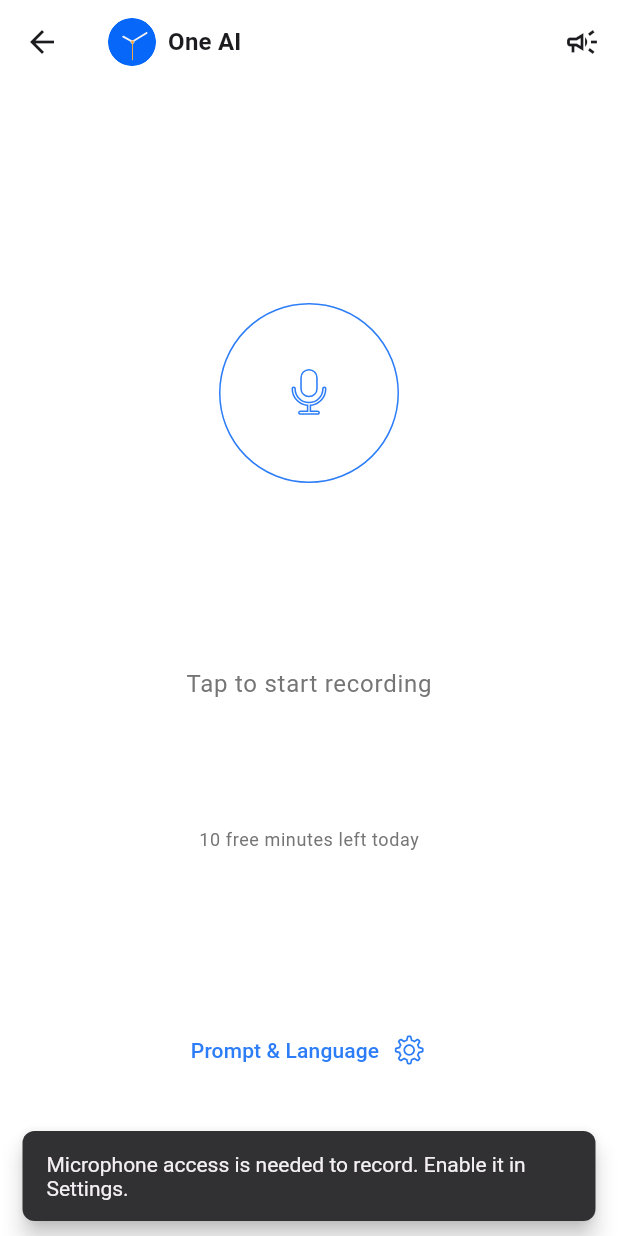
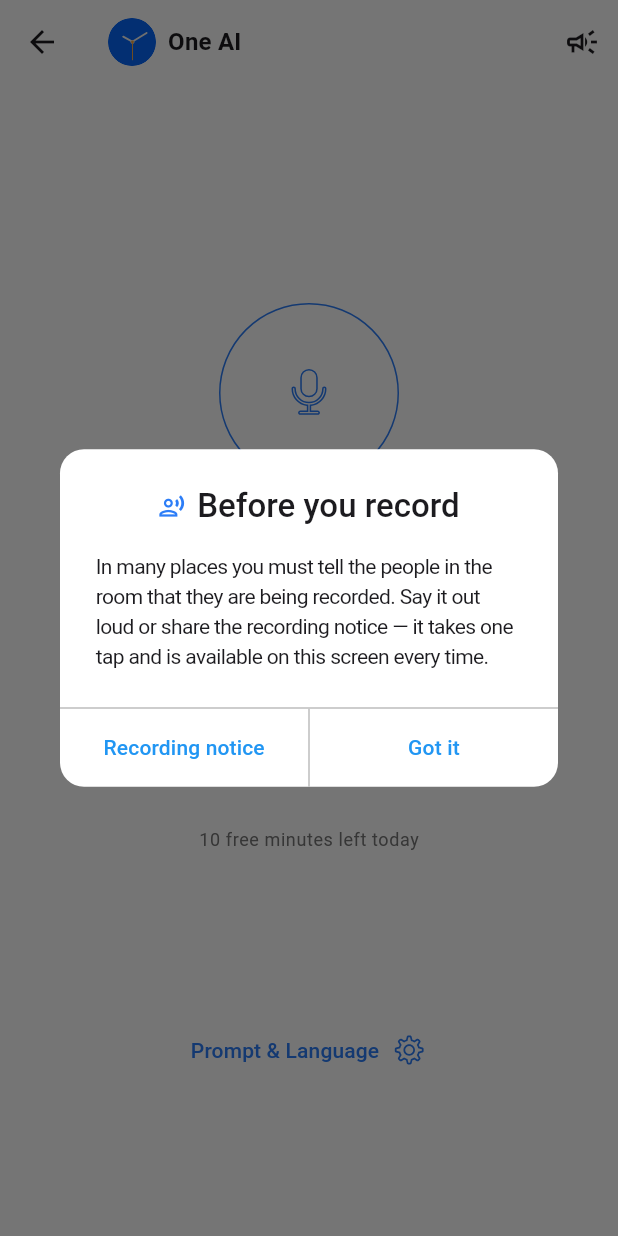
Before and after one commit to doxuto/oneai, a Flutter app: the RecordAudioScreen screen opened by its route, after a tap on an icon or button, on a phone screen of 412 x 824 dp. Run offline on Flutter 3.47's test engine with Material 3 defaults, Android fonts, the phone set to English and light mode, and no system bars; our stand-ins replace bloc, cloud_firestore, cloud_functions, connectivity_plus, dio, file_picker and 22 more; missing offline and left inert: add_2_calendar, app_tracking_transparency, appsflyer_sdk, firebase_app_check, flutter_foreground_task, purchases_flutter and 3 more; accounts and stored records are empty; generated files the repository leaves out were written again; network calls fail; statements that could not run were skipped.

Commit message:
[feat][app] Consent reminder before the first recording (S11-12); multi-file share handled one at a time with a Home banner (S11-06b)

```diff
--- a/App/oneai_v2/lib/app.dart
+++ b/App/oneai_v2/lib/app.dart
@@ -43,9 +43,9 @@ class OneAiApp extends ConsumerWidget {
     // share is parked first so it survives the sign-in redirect: UploadFileScreen
     // takes it from the provider when it finally opens.
     ref.listen(incomingShareProvider, (_, next) {
-      final share = next.valueOrNull;
-      if (share == null) return;
-      ref.read(pendingIncomingShareProvider.notifier).set(share);
+      final shares = next.valueOrNull;
+      if (shares == null || shares.isEmpty) return;
+      ref.read(pendingIncomingSharesProvider.notifier).addAll(shares);
       router.push(Routes.uploadFile);
     });
 
--- a/App/oneai_v2/lib/core/l10n/app_en.arb
+++ b/App/oneai_v2/lib/core/l10n/app_en.arb
@@ -703,5 +703,13 @@
   "askAllExample2": "Open action items for me",
   "askAllExample3": "Summarize this month's meetings",
   "newConversation": "New conversation",
-  "recordingInProgress": "Recording in progress"
+  "recordingInProgress": "Recording in progress",
+  "consentTitle": "Before you record",
+  "consentBody": "In many places you must tell the people in the room that they are being recorded. Say it out loud or share the recording notice — it takes one tap and is available on this screen every time.",
+  "gotIt": "Got it",
+  "moreSharedFilesWaiting": "{count, plural, =1{1 more shared file is waiting — it opens here after this one.} other{{count} more shared files are waiting — they open here one at a time.}}",
+  "sharedFilesWaiting": "{count, plural, =1{1 file shared from another app is waiting} other{{count} files shared from another app are waiting}}",
+  "continueLabel": "Continue",
+  "@moreSharedFilesWaiting": {"placeholders": {"count": {"type": "int"}}},
+  "@sharedFilesWaiting": {"placeholders": {"count": {"type": "int"}}}
 }
--- /dev/null
+++ b/App/oneai_v2/lib/features/transcription/consent_notice.dart
@@ -0,0 +1,22 @@
+import 'package:shared_preferences/shared_preferences.dart';
+
+/// S11-12 — one-time reminder before the first recording: many places require
+/// telling the other people they are being recorded. Shown once per device;
+/// the share-a-notice button on the record screen stays for every later time.
+class ConsentNotice {
+  static const key = 'RECORDING_CONSENT_ACK_V2';
+
+  static Future<bool> isAcknowledged() async {
+    try {
+      return (await SharedPreferences.getInstance()).getBool(key) ?? false;
+    } on Object catch (_) {
+      return true; // never block a recording on a preferences failure
+    }
+  }
+
+  static Future<void> acknowledge() async {
+    try {
+      await (await SharedPreferences.getInstance()).setBool(key, true);
+    } on Object catch (_) {}
+  }
+}
--- a/App/oneai_v2/lib/features/transcription/record_audio_screen.dart
+++ b/App/oneai_v2/lib/features/transcription/record_audio_screen.dart
@@ -14,6 +14,7 @@ import 'package:one_ai/core/widgets/app_snack.dart';
 import 'package:one_ai/core/widgets/styled_dialog.dart';
 import 'package:one_ai/features/credits/credit_gate_ui.dart';
 import 'package:one_ai/features/settings/language_settings.dart';
+import 'package:one_ai/features/transcription/consent_notice.dart';
 import 'package:one_ai/features/transcription/new_minute_request_builder.dart';
 import 'package:one_ai/features/transcription/prompt_language_sheet.dart';
 import 'package:one_ai/features/billing/entitlement.dart';
@@ -73,6 +74,32 @@ class _RecordAudioScreenState extends ConsumerState<RecordAudioScreen> with Sing
     ref.read(recorderProvider.notifier)
       ..notificationTitle = l10n.appName
       ..notificationText = l10n.recordingInProgress;
+  }
+
+  /// First recording on this device: a one-time consent reminder (S11-12).
+  /// "Got it" starts the recording; "Share notice" opens the share sheet first.
+  Future<bool> _consentOk() async {
+    if (await ConsentNotice.isAcknowledged()) return true;
+    if (!mounted) return false;
+    final l10n = context.l10n;
+    final ok = await showDialog<bool>(
+      context: context,
+      builder: (ctx) => StyledDialog(
+        title: l10n.consentTitle,
+        titleIcon: Icon(Icons.record_voice_over_outlined, size: 18, color: ctx.colorScheme.primary),
+        content: Text(l10n.consentBody, style: ctx.textTheme.bodyMedium),
+        confirmLabel: l10n.gotIt,
+        onConfirm: () => Navigator.of(ctx).pop(true),
+        cancelLabel: l10n.recordingNotice,
+        onCancel: () async {
+          Navigator.of(ctx).pop(true);
+          await SharePlus.instance.share(ShareParams(text: l10n.recordingNoticeText, subject: l10n.recordingNotice));
+        },
+      ),
+    );
+    if (ok != true) return false;
+    await ConsentNotice.acknowledge();
+    return true;
   }
 
   Future<void> _transcribe() async {
@@ -189,6 +216,7 @@ class _RecordAudioScreenState extends ConsumerState<RecordAudioScreen> with Sing
                             GestureDetector(
                               onTap: () async {
                                 await HapticFeedback.lightImpact();
+                                if (isInitial && !await _consentOk()) return;
                                 await ref.read(recorderProvider.notifier).toggle();
                               },
                               child: Container(
--- a/App/oneai_v2/lib/features/transcription/upload_file_screen.dart
+++ b/App/oneai_v2/lib/features/transcription/upload_file_screen.dart
@@ -37,7 +37,7 @@ class _UploadFileScreenState extends ConsumerState<UploadFileScreen> {
   void initState() {
     super.initState();
     // A share that waited through sign-in (app.dart parks it) is consumed once.
-    _shared = widget.sharedFile ?? ref.read(pendingIncomingShareProvider.notifier).take();
+    _shared = widget.sharedFile ?? ref.read(pendingIncomingSharesProvider.notifier).takeFirst();
   }
 
   Future<void> _pick() async {
@@ -75,6 +75,10 @@ class _UploadFileScreenState extends ConsumerState<UploadFileScreen> {
             if (_shared case final shared?) ...[
               gapH16,
               _SharedFileCard(share: shared, onClear: () => setState(() => _shared = null)),
+              if (ref.watch(pendingIncomingSharesProvider).length case final more when more > 0) ...[
+                gapH8,
+                Text(l10n.moreSharedFilesWaiting(more), style: context.textTheme.bodySmall?.copyWith(color: Colors.grey[600])),
+              ],
             ],
             gapH32,
             _section(
```
Also changed, not shown: App/oneai_v2/lib/core/l10n/app_es.arb (+7 -1 lines), App/oneai_v2/lib/core/l10n/app_vi.arb (+7 -1 lines), App/oneai_v2/lib/features/minutes/home/home_screen.dart (+32 -0 lines), App/oneai_v2/lib/features/transcription/incoming_share.dart (+35 -25 lines), 6 other files.
